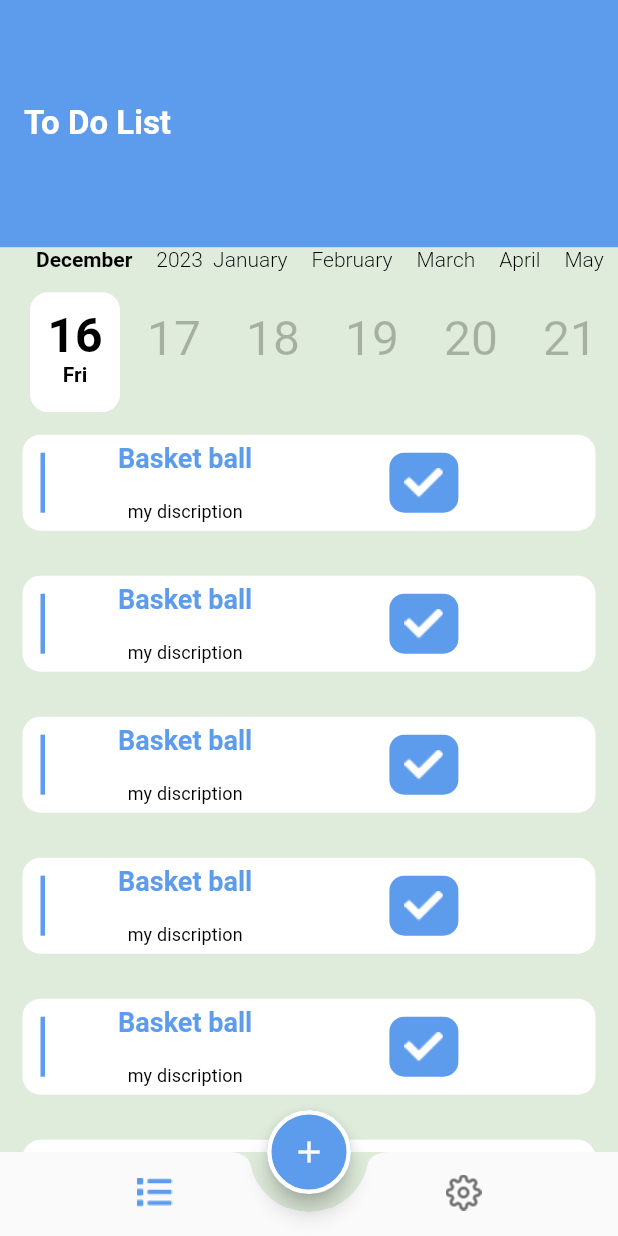
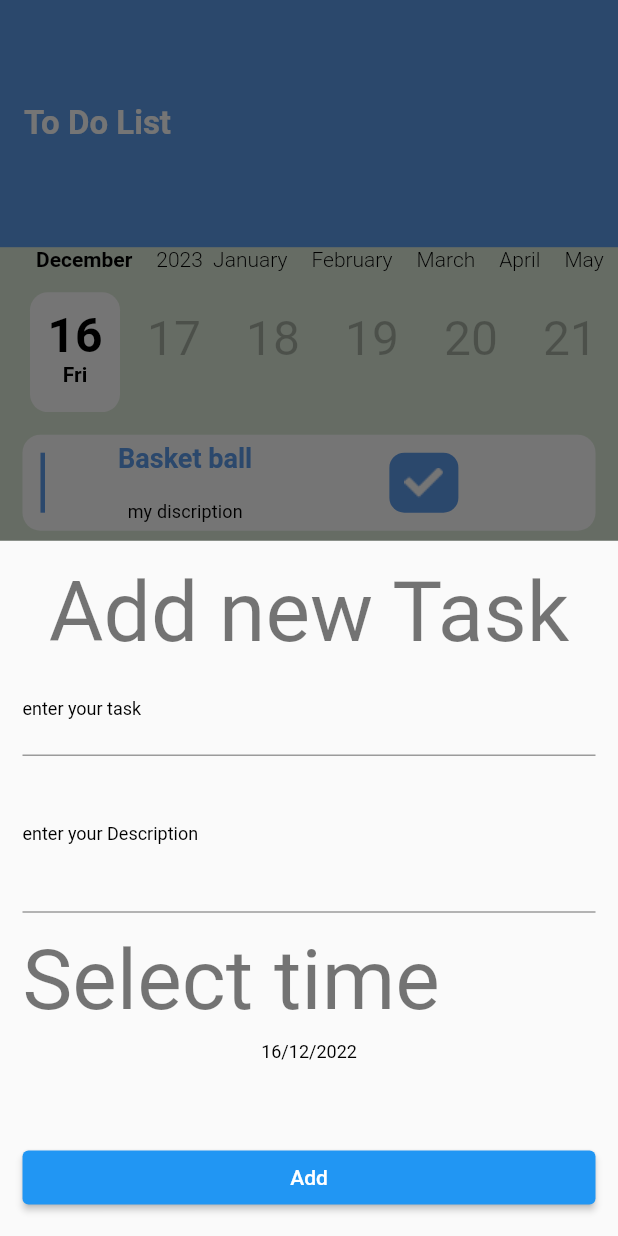
Before and after one commit to AhmedSalamaGado/todo_app, a Flutter app: the screen it shows after launch, after a tap on the "add" icon, on a phone screen of 412 x 824 dp. Run offline on Flutter 3.47's test engine with Material 2 defaults, Android fonts, the phone set to English and light mode, and no system bars; drawn by our look-alikes of calendar_timeline.

Commit message:
Ending UI

```diff
--- /dev/null
+++ b/lib/bottom_sheets/add_bottom_sheet.dart
@@ -0,0 +1,85 @@
+import 'package:flutter/material.dart';
+import 'package:flutter/painting.dart';
+
+class AddBottomSheet extends StatefulWidget {
+  @override
+  State<AddBottomSheet> createState() => _AddBottomSheetState();
+}
+
+class _AddBottomSheetState extends State<AddBottomSheet> {
+  GlobalKey<FormState> mykey = GlobalKey<FormState>();
+  @override
+  Widget build(BuildContext context) {
+    return Container(
+      key: mykey,
+      margin: EdgeInsets.all(15),
+      child: Column(
+        crossAxisAlignment: CrossAxisAlignment.stretch,
+        children: [
+          Text(
+            "Add new Task",
+            style: Theme.of(context).textTheme.displayMedium,
+            textAlign: TextAlign.center,
+          ),
+          TextFormField(
+            decoration: InputDecoration(
+              label: Text("enter your task",
+                  style: Theme.of(context).textTheme.labelMedium),
+            ),
+            validator: (value) {
+              if (value == null || value.isEmpty) {
+                return 'Please enter some text';
+              }
+              return null;
+            },
+          ),
+          TextFormField(
+            maxLines: 4,
+            minLines: 3,
+            decoration: InputDecoration(
+              label: Text("enter your Description",
+                  style: Theme.of(context).textTheme.labelMedium),
+            ),
+            validator: (value) {
+              if (value == null || value.isEmpty) {
+                return 'Please enter some text';
+              }
+              return null;
+            },
+          ),
+          SizedBox(
+            height: 12,
+          ),
+          Text("Select time", style: Theme.of(context).textTheme.displayMedium),
+          SizedBox(
+            height: 8,
+          ),
+          InkWell(
+              onTap: () {
+                return ShowDatePicker();
+              },
+              child: Text(
+                "16/12/2022",
+                style: Theme.of(context).textTheme.labelMedium,
+                textAlign: TextAlign.center,
+              )),
+          Spacer(),
+          ElevatedButton(
+            onPressed: () {
+              mykey.currentState!.validate();
+            },
+            child: Text("Add"),
+          )
+        ],
+      ),
+    );
+  }
+
+  void ShowDatePicker() {
+    showDatePicker(
+        context: context,
+        initialDate: DateTime.now(),
+        firstDate: DateTime.now(),
+        lastDate: DateTime.now().add(Duration(days: 365)));
+  }
+}
--- a/lib/ui/home/home.dart
+++ b/lib/ui/home/home.dart
@@ -1,4 +1,5 @@
 import 'package:flutter/material.dart';
+import 'package:todo/bottom_sheets/add_bottom_sheet.dart';
 import 'package:todo/ui/home/tabs/list/list_tab.dart';
 import 'package:todo/ui/home/tabs/setting_tab.dart';
 
@@ -23,7 +24,9 @@ class _HomeState extends State<Home> {
       ),
       floatingActionButton: FloatingActionButton(
 
-        onPressed: (){},
+        onPressed: (){
+          return showbottomsheet();
+        },
         shape: StadiumBorder(
           side: BorderSide(
             color: Colors.white,
@@ -56,4 +59,10 @@ class _HomeState extends State<Home> {
       body: tabs[currentindex],
     );
   }
+
+  void showbottomsheet() {
+    showModalBottomSheet(context: context, builder: (_){
+      return AddBottomSheet();
+    });
+  }
 }
```
